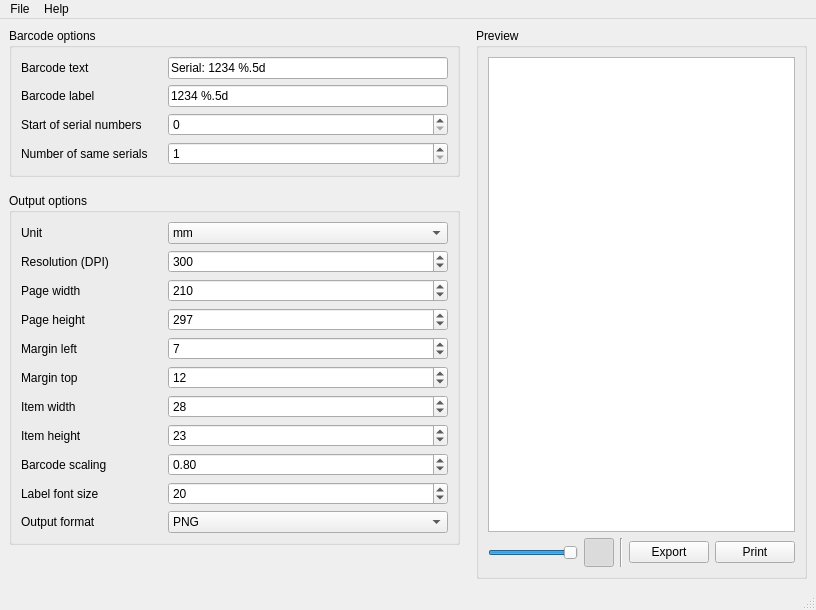
This is forms/mainwindow.ui in ed-chemnitz/qdatamatrix as Qt 5 draws it before an edit. The edited form follows.
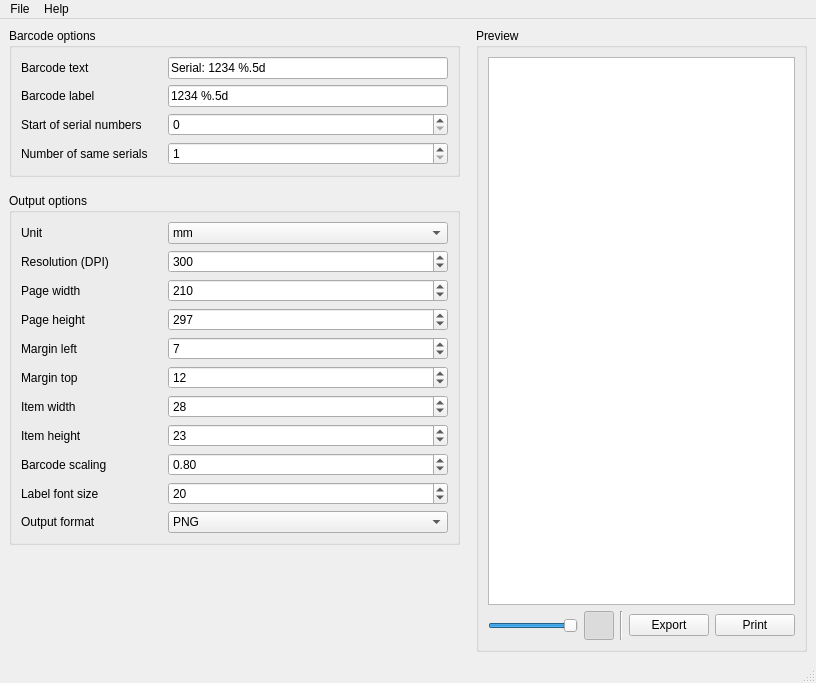
This is the edited form. Icons and pictures are not drawn.

Commit message:
SerialStartSpinBox: increased maximum value property
It's now possible to start a serial with any value > 100000.

Diff of the .ui file:
```diff
--- a/forms/mainwindow.ui
+++ b/forms/mainwindow.ui
@@ -7,7 +7,7 @@
     <x>0</x>
     <y>0</y>
     <width>816</width>
-    <height>610</height>
+    <height>683</height>
    </rect>
   </property>
   <property name="windowTitle">
```
Left out of the diff: 4 changed lines with no effect on the pictures.
